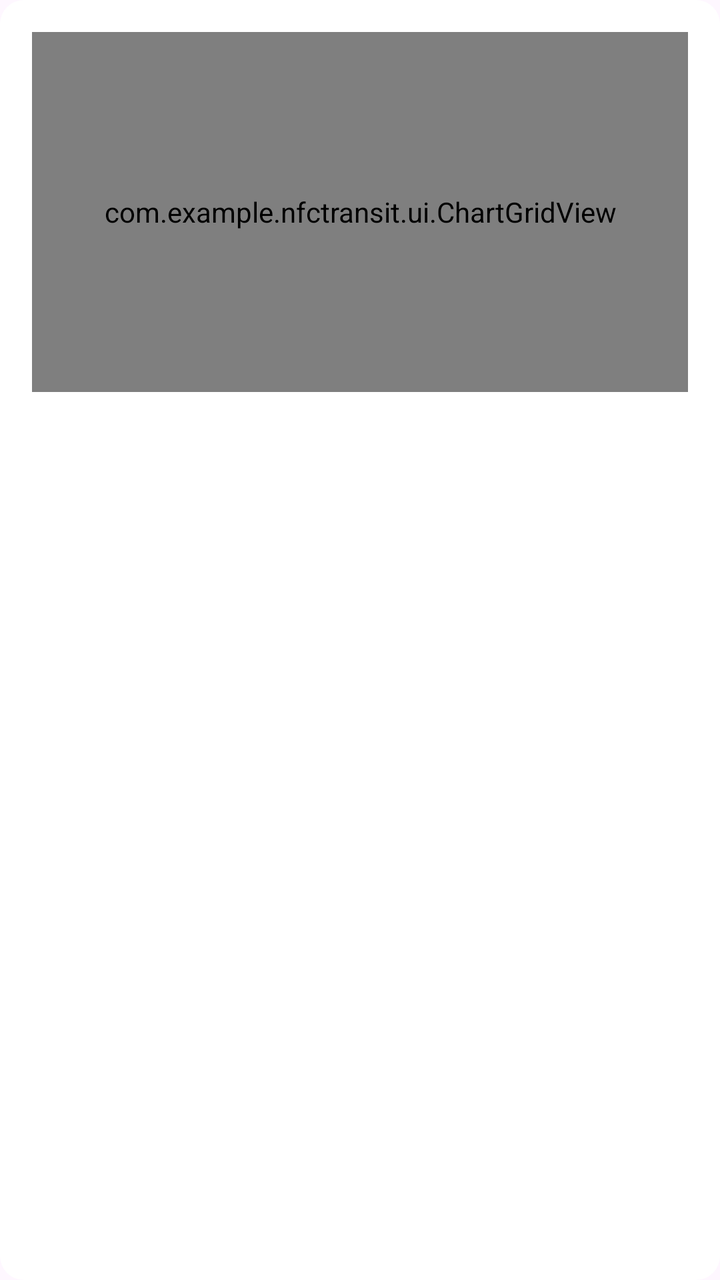
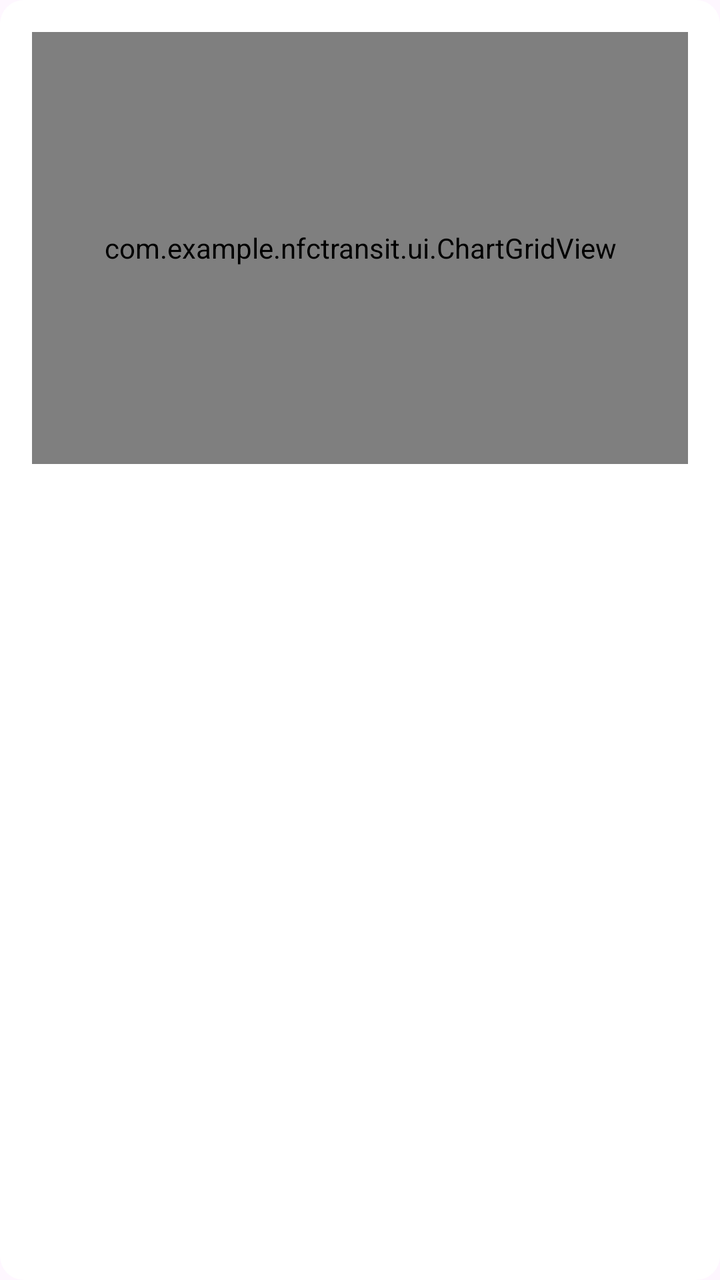

The first picture is an Android layout as it rendered before a commit; the second is the same layout after the commit. The layout source and the unified diff follow.
<!-- AndroidManifest.xml: application theme Theme.TransitU -->
<!-- res/layout/card_spending_trend.xml -->
<?xml version="1.0" encoding="utf-8"?>
<FrameLayout xmlns:android="http://schemas.android.com/apk/res/android"
    android:id="@+id/trendRoot"
    android:layout_width="match_parent"
    android:layout_height="wrap_content"
    android:layout_marginStart="20dp"
    android:layout_marginEnd="20dp"
    android:background="@drawable/bg_card_plain">

<LinearLayout
    android:layout_width="match_parent"
    android:layout_height="wrap_content"
    android:orientation="vertical"
    android:padding="16dp">

    <FrameLayout
        android:layout_width="match_parent"
        android:layout_height="180dp">

        
        <com.example.nfctransit.ui.ChartGridView
            android:id="@+id/chartGrid"
            android:layout_width="match_parent"
            android:layout_height="match_parent" />

        
        <LinearLayout
            android:id="@+id/chartContainer"
            android:layout_width="match_parent"
            android:layout_height="match_parent"
            android:orientation="horizontal"
            android:gravity="bottom|center"
            android:paddingTop="8dp"
            android:paddingBottom="4dp" />
    </FrameLayout>
</LinearLayout>

    
    <TextView
        android:id="@+id/chartPopup"
        android:layout_width="wrap_content"
        android:layout_height="wrap_content"
        android:textColor="#FFFFFF"
        android:textSize="9sp"
        android:textStyle="bold"
        android:gravity="center"
        android:background="@drawable/bg_chart_popup"
        android:visibility="gone" />
</FrameLayout>
<!-- resources referenced by this layout -->
<resources>
  <!-- drawable bg_card_plain (drawable) -->
  <?xml version="1.0" encoding="utf-8"?>
  <shape xmlns:android="http://schemas.android.com/apk/res/android">
      <solid android:color="@color/surface" />
      <corners android:radius="12dp" />
  </shape>
  <!-- drawable bg_chart_popup (drawable) -->
  <?xml version="1.0" encoding="utf-8"?>
  <shape xmlns:android="http://schemas.android.com/apk/res/android"
      android:shape="rectangle">
      <solid android:color="#E61A1A1A" />
      <corners android:radius="4dp" />
      <padding
          android:left="6dp"
          android:right="6dp"
          android:top="3dp"
          android:bottom="3dp" />
  </shape>
  <style name="Theme.TransitU" parent="Theme.Material3.DayNight.NoActionBar">
          
          <item name="android:textSelectHandle">@drawable/tu_text_select_handle_middle</item>
          <item name="android:textSelectHandleLeft">@drawable/tu_text_select_handle_left</item>
          <item name="android:textSelectHandleRight">@drawable/tu_text_select_handle_right</item>
  
          
          <item name="android:textColorHighlight">@color/m3_highlighted_text</item>
      </style>
  <color name="surface">#FFFFFF</color>
  <!-- drawable tu_text_select_handle_middle (drawable) -->
  <?xml version="1.0" encoding="utf-8"?>
  <bitmap xmlns:android="http://schemas.android.com/apk/res/android"
      android:src="@drawable/abc_text_select_handle_middle_mtrl"
      android:tint="?attr/colorPrimary"
      android:tintMode="src_in" />
  <!-- drawable tu_text_select_handle_left (drawable) -->
  <?xml version="1.0" encoding="utf-8"?>
  <bitmap xmlns:android="http://schemas.android.com/apk/res/android"
      android:src="@drawable/abc_text_select_handle_left_mtrl"
      android:tint="?attr/colorPrimary"
      android:tintMode="src_in" />
  <!-- drawable tu_text_select_handle_right (drawable) -->
  <?xml version="1.0" encoding="utf-8"?>
  <bitmap xmlns:android="http://schemas.android.com/apk/res/android"
      android:src="@drawable/abc_text_select_handle_right_mtrl"
      android:tint="?attr/colorPrimary"
      android:tintMode="src_in" />
</resources>

<!-- the commit's change to res/layout/card_spending_trend.xml (unified diff, before → after) -->
@@ -13,9 +13,10 @@
     android:orientation="vertical"
     android:padding="16dp">
 
+    
     <FrameLayout
         android:layout_width="match_parent"
-        android:layout_height="180dp">
+        android:layout_height="216dp">
 
         
         <com.example.nfctransit.ui.ChartGridView
@@ -41,9 +42,9 @@
         android:layout_width="wrap_content"
         android:layout_height="wrap_content"
         android:textColor="#FFFFFF"
-        android:textSize="9sp"
-        android:textStyle="bold"
-        android:gravity="center"
+        android:textSize="12sp"
+        android:lineSpacingExtra="2dp"
+        android:gravity="start"
         android:background="@drawable/bg_chart_popup"
         android:visibility="gone" />
 </FrameLayout>
<!-- resource entries referenced after the edit -->
@@ -11,12 +11,12 @@
   <shape xmlns:android="http://schemas.android.com/apk/res/android"
       android:shape="rectangle">
       <solid android:color="#E61A1A1A" />
-      <corners android:radius="4dp" />
+      <corners android:radius="6dp" />
       <padding
-          android:left="6dp"
-          android:right="6dp"
-          android:top="3dp"
-          android:bottom="3dp" />
+          android:left="8dp"
+          android:right="8dp"
+          android:top="5dp"
+          android:bottom="5dp" />
   </shape>
   <style name="Theme.TransitU" parent="Theme.Material3.DayNight.NoActionBar">
           
